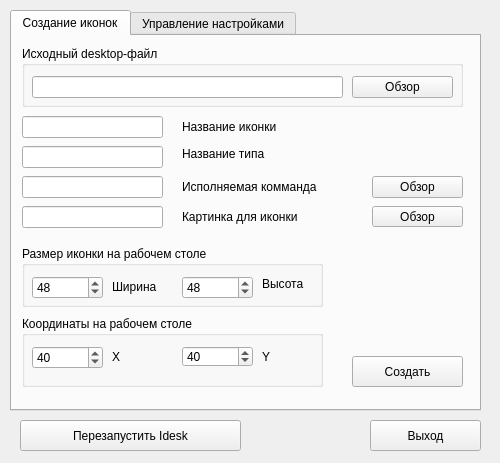
150balbes/idesk-set, file idesk-x-set/mainwindow.ui: the form before one commit.
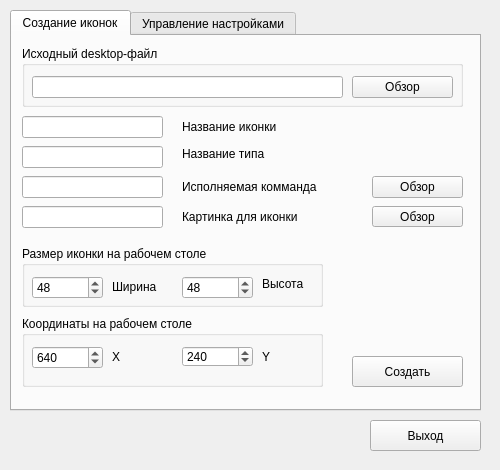
The form after the commit.

What changed in the file:
```diff
--- a/idesk-x-set/mainwindow.ui
+++ b/idesk-x-set/mainwindow.ui
@@ -7,7 +7,7 @@
     <x>0</x>
     <y>0</y>
     <width>500</width>
-    <height>463</height>
+    <height>470</height>
    </rect>
   </property>
   <property name="windowTitle">
@@ -127,7 +127,7 @@
         <number>800</number>
        </property>
        <property name="value">
-        <number>40</number>
+        <number>640</number>
        </property>
       </widget>
       <widget class="QSpinBox" name="Idesk_Y">
@@ -143,7 +143,7 @@
         <number>600</number>
        </property>
        <property name="value">
-        <number>40</number>
+        <number>240</number>
        </property>
       </widget>
       <widget class="QLabel" name="label_4">
@@ -353,19 +353,6 @@
      </attribute>
     </widget>
    </widget>
-   <widget class="QPushButton" name="pushButton">
-    <property name="geometry">
-     <rect>
-      <x>20</x>
-      <y>420</y>
-      <width>221</width>
-      <height>31</height>
-     </rect>
-    </property>
-    <property name="text">
-     <string>Перезапустить Idesk</string>
-    </property>
-   </widget>
   </widget>
  </widget>
  <layoutdefault spacing="6" margin="11"/>
```
